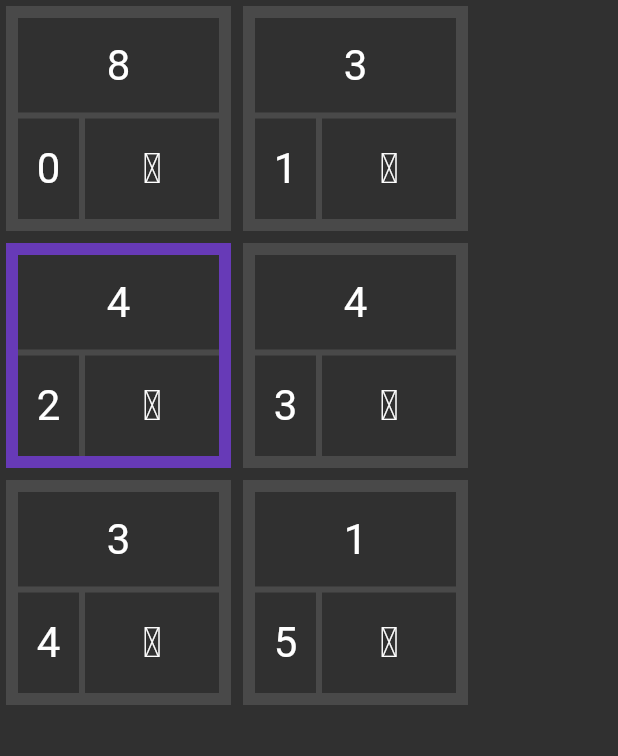
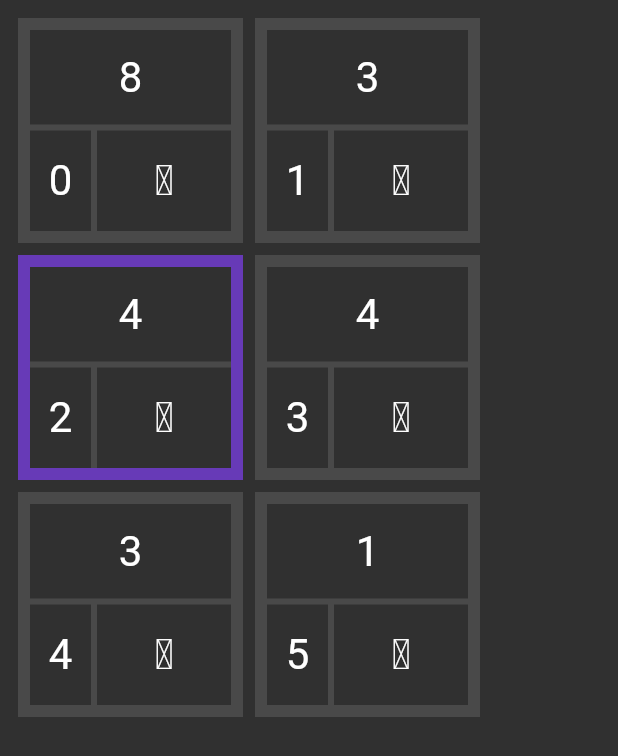
Before and after one commit to Berke-Ates/brainbug, a Flutter app: the screen it shows after launch, on a phone screen of 412 x 824 dp. Shown: the top 756 px of the screen. Run offline on Flutter 3.47's test engine with Material 2 defaults, Android fonts, the light colour scheme and no system bars.

Commit message:
added padding

```diff
--- a/lib/main.dart
+++ b/lib/main.dart
@@ -16,8 +16,9 @@
 class _BrainBugState extends State<BrainBug>
     with SingleTickerProviderStateMixin {
   final Interpreter interpreter = Interpreter(
-      '++++++++[>++++[>++>+++>+++>+<<<<-]>+>+>->>+[<]<-]>>.>---.+++++++..+++.>>.<-.<.+++.------.--------.>>+.>++.',
-      '12341234');
+    '++++++++[>++++[>++>+++>+++>+<<<<-]>+>+>->>+[<]<-]>>.>---.+++++++..+++.>>.<-.<.+++.------.--------.>>+.>++.',
+    '12341234',
+  );
   int el = 0;
 
   @override
@@ -45,8 +46,11 @@
             ),
       ),
       home: Scaffold(
-        body: SingleChildScrollView(
-          child: TapeView(interpreter),
+        body: Padding(
+          padding: const EdgeInsets.all(8.0),
+          child: SingleChildScrollView(
+            child: TapeView(interpreter),
+          ),
         ),
       ),
     );
```
